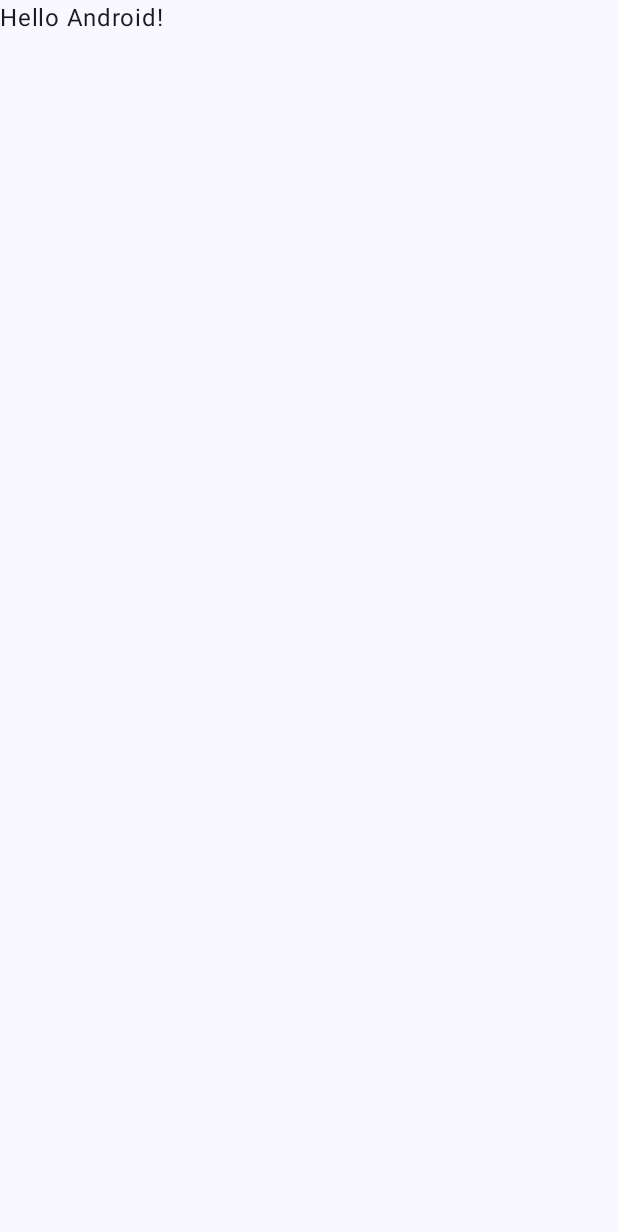
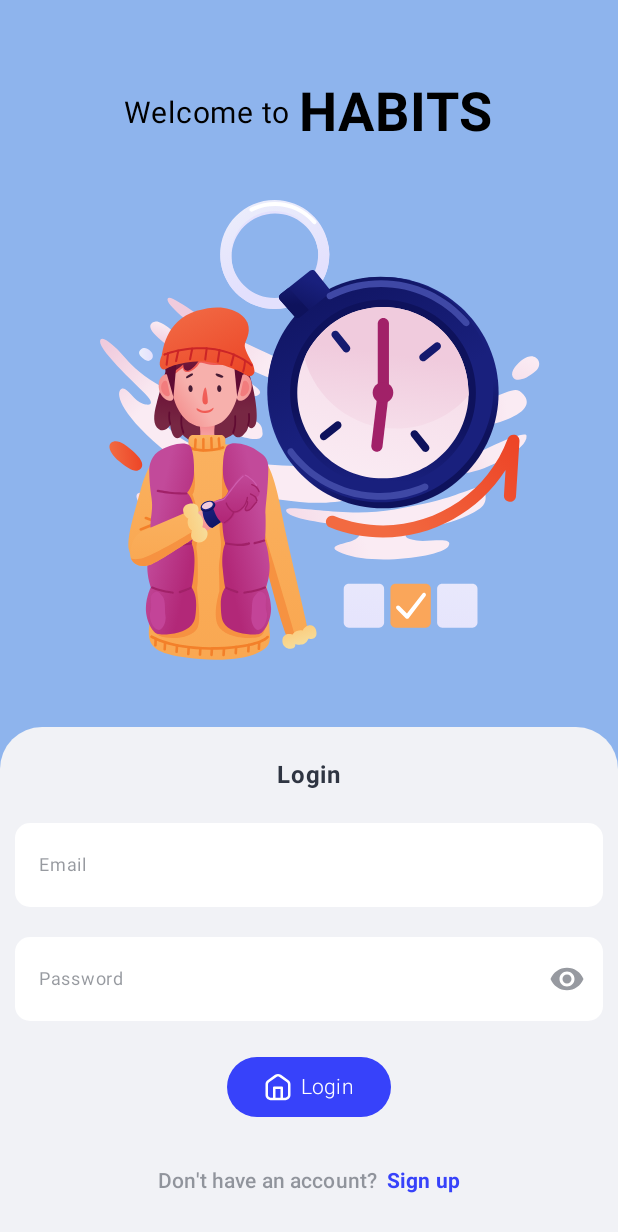
Before and after one commit to adrirao96/Habits, an Android app built with Jetpack Compose: the screen it shows after launch (MainActivity), on a phone screen of 412 x 824 dp. Before the commit the part shown is almost empty. Shown: the top 1232 px of the screen. Run offline under Robolectric (Android 15) with nearby library versions, the phone set to English and light mode, and no system bars.

Commit message:
add navigation flow in app

```diff
--- a/app/build.gradle.kts
+++ b/app/build.gradle.kts
@@ -58,6 +58,9 @@ dependencies {
   implementation("androidx.compose.material3:material3")
   implementation("androidx.compose.material:material-icons-extended:1.2.0")
 
+  // Navigation Compose
+  implementation("androidx.navigation:navigation-compose:2.5.0-rc01")
+
   testImplementation("junit:junit:4.13.2")
   androidTestImplementation("androidx.test.ext:junit:1.1.5")
   androidTestImplementation("androidx.test.espresso:espresso-core:3.5.1")
--- a/app/src/main/java/dev/ar/habits/MainActivity.kt
+++ b/app/src/main/java/dev/ar/habits/MainActivity.kt
@@ -10,6 +10,8 @@ import androidx.compose.material3.Text
 import androidx.compose.runtime.Composable
 import androidx.compose.ui.Modifier
 import androidx.compose.ui.tooling.preview.Preview
+import androidx.navigation.compose.rememberNavController
+import dev.ar.habits.core.graph.RootNavigationGraph
 import dev.ar.habits.ui.theme.HabitsTheme
 
 class MainActivity : ComponentActivity() {
@@ -17,10 +19,7 @@ class MainActivity : ComponentActivity() {
     super.onCreate(savedInstanceState)
     setContent {
       HabitsTheme {
-        // A surface container using the 'background' color from the theme
-        Surface(modifier = Modifier.fillMaxSize(), color = MaterialTheme.colorScheme.background) {
-          Greeting("Android")
-        }
+        RootNavigationGraph(navController = rememberNavController())
       }
     }
   }
--- /dev/null
+++ b/app/src/main/java/dev/ar/habits/authentication/graph/AuthNavigationGraph.kt
@@ -0,0 +1,40 @@
+package dev.ar.habits.authentication.graph
+
+import androidx.navigation.NavGraphBuilder
+import androidx.navigation.NavHostController
+import androidx.navigation.compose.composable
+import androidx.navigation.navigation
+import dev.ar.habits.authentication.presentation.login.LoginScreen
+import dev.ar.habits.authentication.presentation.signup.SignUpScreen
+import dev.ar.habits.core.graph.Graph
+
+fun NavGraphBuilder.authNavigationGraph(navController: NavHostController) {
+  navigation(
+    route = Graph.AUTHENTICATION,
+    startDestination = AuthScreen.Login.route
+  ) {
+    composable(AuthScreen.Login.route) {
+      LoginScreen(
+        onClickLogin = {
+          navController.navigate(Graph.HOME)
+        },
+        onClickSignUp = {
+          navController.navigate(AuthScreen.SignUp.route)
+        }
+      )
+    }
+    composable(AuthScreen.SignUp.route) {
+      SignUpScreen(
+        onClickSignIn = {
+          navController.navigate(AuthScreen.Login.route)
+        },
+        onClickSignUp = { /*TODO*/ }
+      )
+    }
+  }
+}
+
+sealed class AuthScreen(val route: String) {
+  object Login : AuthScreen(route = "LOGIN")
+  object SignUp : AuthScreen(route = "SIGN_UP")
+}
--- a/app/src/main/java/dev/ar/habits/authentication/presentation/login/LoginScreen.kt
+++ b/app/src/main/java/dev/ar/habits/authentication/presentation/login/LoginScreen.kt
@@ -104,8 +104,8 @@ fun Body(
       Text(
         text = "Login",
         fontSize = 16.sp,
-        fontWeight = FontWeight.Medium,
-        color = FeatColor.Gray50,
+        fontWeight = FontWeight.Bold,
+        color = FeatColor.Gray
       )
       HabitsTextField(
         modifier = Modifier.fillMaxWidth(),
--- a/app/src/main/java/dev/ar/habits/authentication/presentation/signup/SignUpScreen.kt
+++ b/app/src/main/java/dev/ar/habits/authentication/presentation/signup/SignUpScreen.kt
@@ -69,6 +69,8 @@ fun Title(
     Text(
       text = "Create your account",
       fontSize = 20.sp,
+      fontWeight = FontWeight.Bold,
+      color = FeatColor.Gray
     )
   }
 }
--- /dev/null
+++ b/app/src/main/java/dev/ar/habits/core/graph/RootNavigationGraph.kt
@@ -0,0 +1,27 @@
+package dev.ar.habits.core.graph
+
+import androidx.compose.runtime.Composable
+import androidx.navigation.NavHostController
+import androidx.navigation.compose.NavHost
+import dev.ar.habits.authentication.graph.authNavigationGraph
+import dev.ar.habits.home.graph.homeNavigationGraph
+
+@Composable
+fun RootNavigationGraph(
+  navController: NavHostController
+) {
+  NavHost(
+    navController = navController,
+    route = Graph.ROOT,
+    startDestination = Graph.AUTHENTICATION
+  ) {
+    authNavigationGraph(navController = navController)
+    homeNavigationGraph(navController = navController)
+  }
+}
+
+object Graph {
+  const val ROOT = "root_graph"
+  const val AUTHENTICATION = "auth_graph"
+  const val HOME = "home_graph"
+}
--- a/app/src/main/java/dev/ar/habits/core/presentation/components/HabitsTextField.kt
+++ b/app/src/main/java/dev/ar/habits/core/presentation/components/HabitsTextField.kt
@@ -91,7 +91,8 @@ fun HabitsTextField(
       placeholderColor = FeatColor.Gray50,
       focusedSupportingTextColor = Color.Transparent,
       focusedIndicatorColor = Color.Transparent,
-      cursorColor = FeatColor.Gray50
+      cursorColor = FeatColor.Gray50,
+      focusedLeadingIconColor = FeatColor.Gray50
     ),
     placeholder = {
       Text(
@@ -159,7 +160,8 @@ private fun TrailingIcon(
     IconButton(onClick = onIconClick) {
       Icon(
         imageVector = trailingIcon,
-        contentDescription = null
+        contentDescription = null,
+        tint = FeatColor.Gray50
       )
     }
   } else if (isPassword) {
@@ -168,13 +170,14 @@ private fun TrailingIcon(
         if (isTextHidden) Icons.Default.Visibility else Icons.Default.Visibility
       Icon(
         imageVector = icon,
-        contentDescription = null
+        contentDescription = null,
+        tint = FeatColor.Gray50
       )
     }
   } else if (isValid) {
     Icon(
       imageVector = Icons.Default.Check,
-      contentDescription = null
+      contentDescription = null,
     )
   }
 }
@@ -188,7 +191,8 @@ private fun LeadingIcon(
     IconButton(onClick = onIconClick) {
       Icon(
         imageVector = leadingIcon,
-        contentDescription = null
+        contentDescription = null,
+        tint = FeatColor.Gray50
       )
     }
   }
--- /dev/null
+++ b/app/src/main/java/dev/ar/habits/home/graph/HomeNavigationGraph.kt
@@ -0,0 +1,29 @@
+package dev.ar.habits.home.graph
+
+import androidx.navigation.NavGraphBuilder
+import androidx.navigation.NavHostController
+import androidx.navigation.compose.composable
+import androidx.navigation.navigation
+import dev.ar.habits.core.graph.Graph
+import dev.ar.habits.home.presentation.detail.DetailScreen
+import dev.ar.habits.home.presentation.home.HomeScreen
+
+fun NavGraphBuilder.homeNavigationGraph(navController: NavHostController) {
+  navigation(route = Graph.HOME, startDestination = HomeScreen.Home.route) {
+    composable(route = HomeScreen.Home.route) {
+      HomeScreen(
+        onClickAddHabit = {
+          navController.navigate(HomeScreen.Detail.route)
+        }
+      )
+    }
+    composable(route = HomeScreen.Detail.route) {
+      DetailScreen()
+    }
+  }
+}
+
+sealed class HomeScreen(val route: String) {
+  object Home : HomeScreen(route = "HOME")
+  object Detail : HomeScreen(route = "DETAIL")
+}
```
Also changed, not shown: app/src/main/java/dev/ar/habits/home/presentation/detail/DetailScreen.kt (+7 -1 lines), app/src/main/java/dev/ar/habits/home/presentation/home/HomeScreen.kt (+9 -5 lines).
